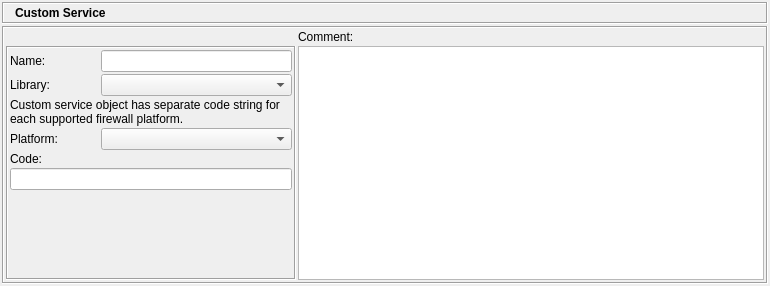
fwbuilder/fwbuilder, file src/gui/customservicedialog_q.ui: the form before one commit.
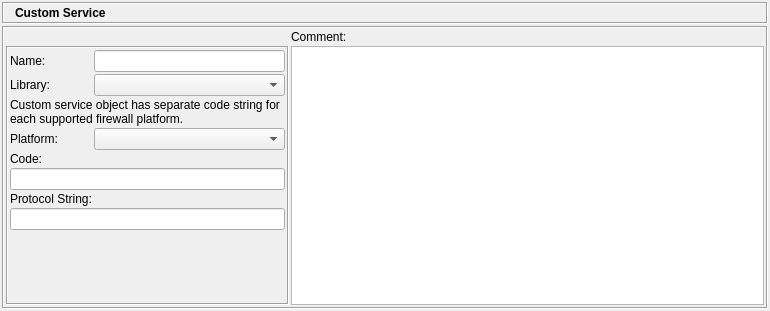
The form after the commit. Icons and pictures are not drawn.

```diff
--- a/src/gui/customservicedialog_q.ui
+++ b/src/gui/customservicedialog_q.ui
@@ -9,7 +9,7 @@
     <x>0</x>
     <y>0</y>
     <width>770</width>
-    <height>286</height>
+    <height>311</height>
    </rect>
   </property>
   <property name="windowTitle" >
@@ -174,6 +174,24 @@
            <enum>QFrame::Sunken</enum>
           </property>
           <layout class="QGridLayout" >
+           <property name="leftMargin" >
+            <number>2</number>
+           </property>
+           <property name="topMargin" >
+            <number>2</number>
+           </property>
+           <property name="rightMargin" >
+            <number>2</number>
+           </property>
+           <property name="bottomMargin" >
+            <number>2</number>
+           </property>
+           <property name="horizontalSpacing" >
+            <number>2</number>
+           </property>
+           <property name="verticalSpacing" >
+            <number>2</number>
+           </property>
            <item row="0" column="0" >
             <widget class="QLabel" name="textLabel1" >
              <property name="text" >
@@ -184,7 +202,7 @@
              </property>
             </widget>
            </item>
-           <item row="0" column="1" colspan="2" >
+           <item row="0" column="1" >
             <widget class="QLineEdit" name="obj_name" >
              <property name="sizePolicy" >
               <sizepolicy vsizetype="Fixed" hsizetype="Preferred" >
@@ -204,7 +222,7 @@
              </property>
             </widget>
            </item>
-           <item row="1" column="1" colspan="2" >
+           <item row="1" column="1" >
             <widget class="QComboBox" name="libs" >
              <property name="sizePolicy" >
               <sizepolicy vsizetype="Fixed" hsizetype="Preferred" >
@@ -214,7 +232,7 @@
              </property>
             </widget>
            </item>
-           <item row="2" column="0" colspan="3" >
+           <item row="2" column="0" colspan="2" >
             <widget class="QLabel" name="textLabel2_2" >
              <property name="sizePolicy" >
               <sizepolicy vsizetype="Fixed" hsizetype="Expanding" >
@@ -255,10 +273,10 @@
              </property>
             </widget>
            </item>
-           <item row="3" column="1" colspan="2" >
+           <item row="3" column="1" >
             <widget class="QComboBox" name="platform" />
            </item>
-           <item row="4" column="0" colspan="3" >
+           <item row="4" column="0" colspan="2" >
             <widget class="QLabel" name="textLabel1_3" >
              <property name="text" >
               <string>Code:</string>
@@ -268,7 +286,7 @@
              </property>
             </widget>
            </item>
-           <item row="5" column="0" colspan="3" >
+           <item row="5" column="0" colspan="2" >
             <widget class="QLineEdit" name="code" >
              <property name="minimumSize" >
               <size>
@@ -281,7 +299,7 @@
              </property>
             </widget>
            </item>
-           <item row="6" column="1" colspan="2" >
+           <item row="8" column="1" >
             <spacer>
              <property name="orientation" >
               <enum>Qt::Vertical</enum>
@@ -297,6 +315,16 @@
              </property>
             </spacer>
            </item>
+           <item row="6" column="0" >
+            <widget class="QLabel" name="protocol_string_label" >
+             <property name="text" >
+              <string>Protocol String:</string>
+             </property>
+            </widget>
+           </item>
+           <item row="7" column="0" colspan="2" >
+            <widget class="QLineEdit" name="protocol_string" />
+           </item>
           </layout>
          </widget>
         </item>
```
